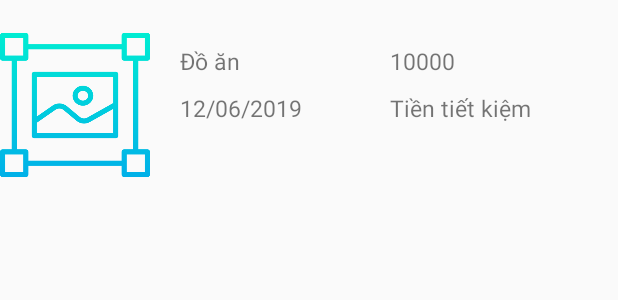
After one commit to mobiledev2019/mp-n2_6_personalfinance, an Android app: the layout ca_item.xml on its own in the app's theme, with its tools: preview values and no code run, on a phone screen of 412 x 824 dp. The commit adds this screen. Shown: the top 300 px of the screen. Run offline under Robolectric (Android 15) with nearby library versions, the phone set to English and light mode, and no system bars.

Commit message:
Sửa lại hiện thị lịch sử theo custom adapter hiển thị thêm ảnh, sắp xếp lịch sử theo ngày thu chi

```diff
--- a/app/src/main/res/layout/activity_addca.xml
+++ b/app/src/main/res/layout/activity_addca.xml
@@ -15,6 +15,9 @@
         android:gravity="center"
         android:layout_margin="10dp"
         android:textColor="#000"
+        android:textSize="20dp"
+        android:textStyle="bold"
+        android:background="#ddd"
         android:text="@string/tvAddCA"/>
     <ScrollView
         android:layout_width="match_parent"
--- a/app/src/main/res/layout/activity_listca.xml
+++ b/app/src/main/res/layout/activity_listca.xml
@@ -13,9 +13,11 @@
         android:layout_height="wrap_content"
         android:gravity="center"
         android:padding="10dp"
-        android:text="Lịch sử giao dịch"
+        android:text="LỊCH SỬ GIAO DỊCH"
         android:textColor="#000"
-        android:background="#ddd"/>
+        android:textStyle="bold"
+        android:background="#ddd"
+        android:textSize="20dp"/>
 
     <ListView
         android:layout_width="match_parent"
--- /dev/null
+++ b/app/src/main/res/layout/ca_item.xml
@@ -0,0 +1,63 @@
+<?xml version="1.0" encoding="utf-8"?>
+<LinearLayout xmlns:android="http://schemas.android.com/apk/res/android"
+    android:orientation="horizontal"
+    android:layout_width="match_parent"
+    android:layout_height="match_parent"
+    >
+    <ImageView
+        android:id="@+id/imgBill"
+        android:layout_width="100dp"
+        android:layout_height="100dp"
+        android:src="@drawable/image"
+        android:layout_marginTop="20dp"/>
+    <LinearLayout
+        android:paddingLeft="20dp"
+        android:layout_marginTop="20dp"
+        android:layout_width="wrap_content"
+        android:layout_height="wrap_content"
+        android:orientation="vertical"
+        >
+        <!--Nhom thu chi-->
+        <TextView
+            android:id="@+id/tvGroup"
+            android:layout_width="120dp"
+            android:layout_height="wrap_content"
+            android:text="Đồ ăn"
+            android:textSize="15dp"
+            android:layout_marginTop="10dp"/>
+
+        <!--Ngay thu chi-->
+        <TextView
+            android:id="@+id/tvDateCa"
+            android:layout_width="wrap_content"
+            android:layout_height="wrap_content"
+            android:text="12/06/2019"
+            android:textSize="15dp"
+            android:layout_marginTop="10dp"/>
+    </LinearLayout>
+
+    <LinearLayout
+        android:layout_width="wrap_content"
+        android:layout_height="wrap_content"
+        android:orientation="vertical"
+        android:paddingLeft="20dp"
+        android:layout_marginTop="20dp">
+        <!--So tien-->
+        <TextView
+            android:id="@+id/tvAmount"
+            android:layout_width="wrap_content"
+            android:layout_height="wrap_content"
+            android:text="10000"
+            android:textSize="15dp"
+            android:layout_marginTop="10dp"/>
+
+        <!--Loai tai khoan-->
+        <TextView
+            android:id="@+id/tvAccount"
+            android:layout_width="wrap_content"
+            android:layout_height="wrap_content"
+            android:text="Tiền tiết kiệm"
+            android:textSize="15dp"
+            android:layout_marginTop="10dp"/>
+    </LinearLayout>
+</LinearLayout>
```
Also changed, not shown: app/src/main/java/com/example/personal/CAAdapter.java (added, +70 -0 lines), app/src/main/java/com/example/personal/DatabaseHandler.java (+6 -4 lines), app/src/main/java/com/example/personal/ListCAActtivity.java (+23 -5 lines), app/src/main/java/com/example/personal/ReceiptPayment.java (+32 -1 lines).
